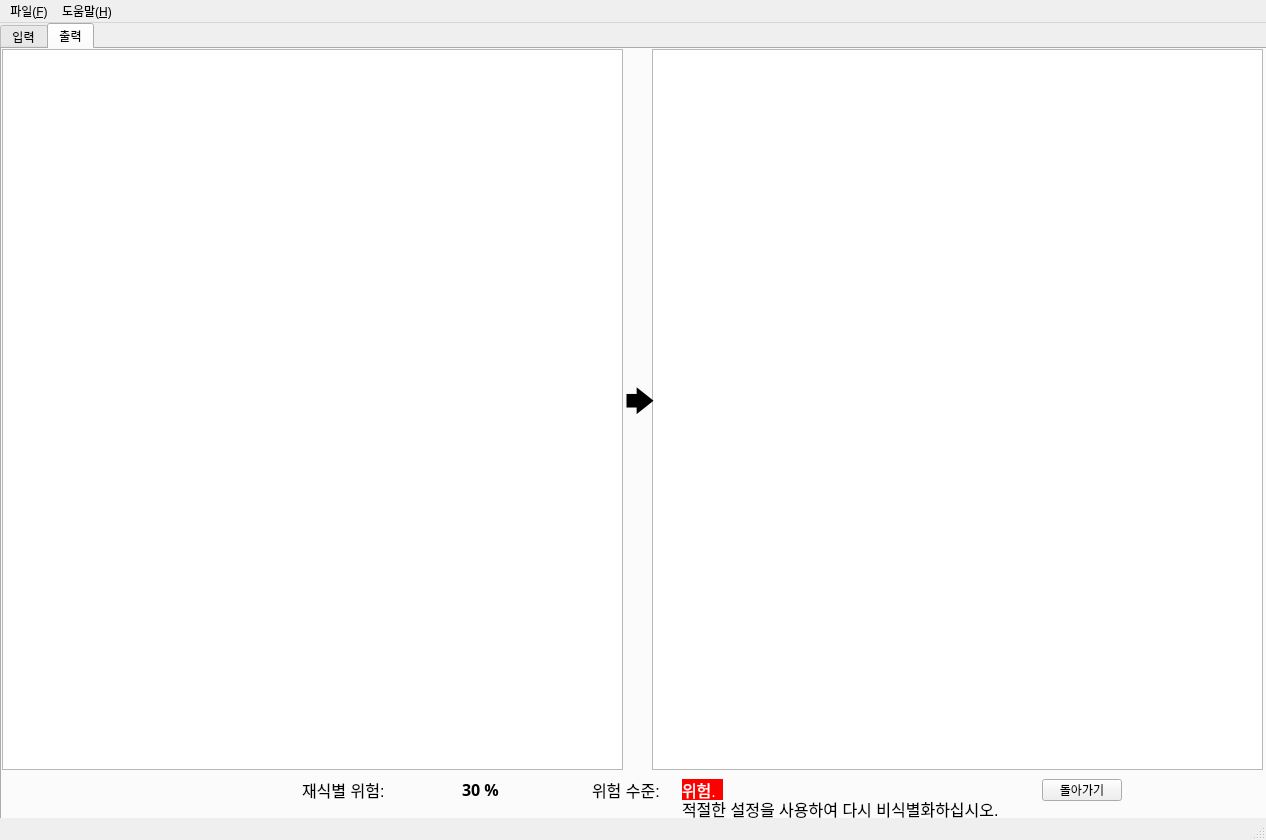
First picture: the form in ui/main.ui, repository cosine0/anonymize, before the edit.
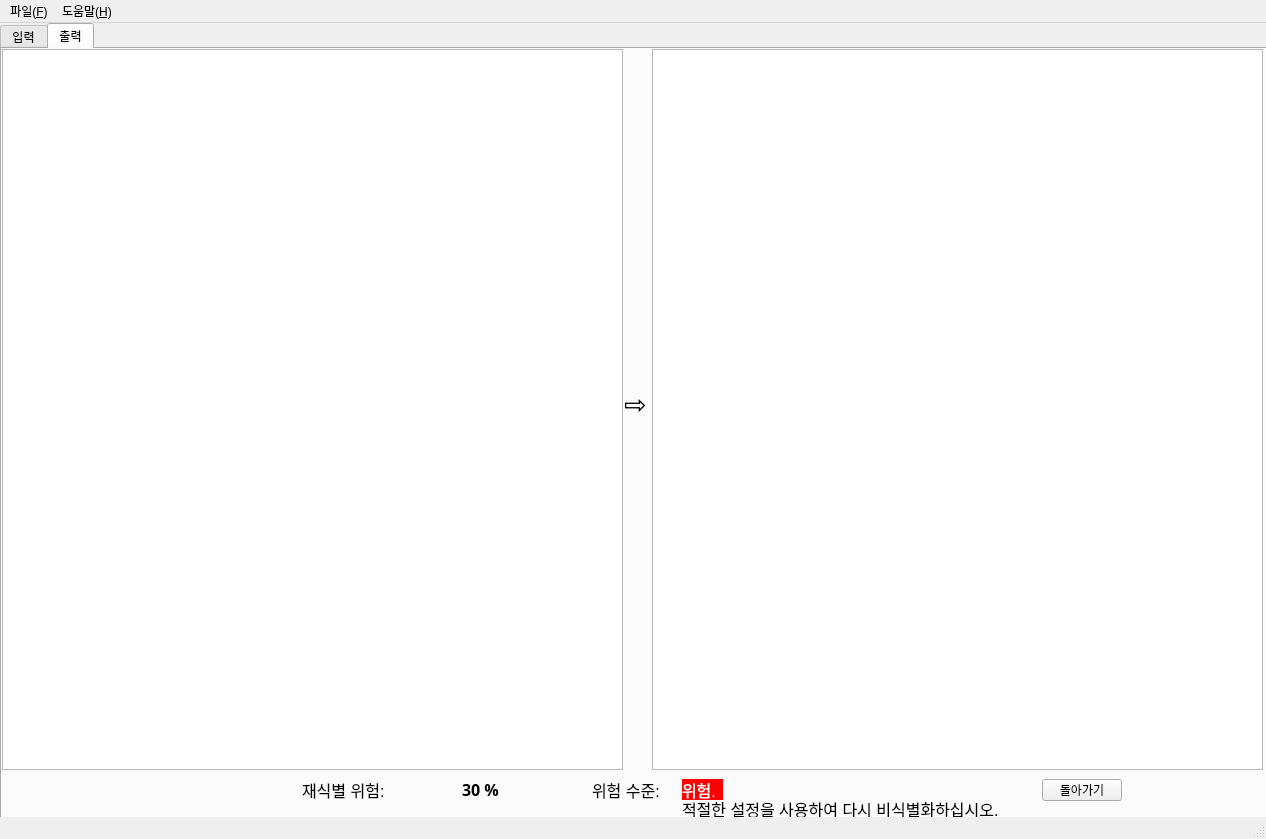
Second picture: the form after the edit. The open tabs and pages were chosen to show the change.

Commit message: 화살표 변경

What changed in the file:
```diff
--- a/ui/main.ui
+++ b/ui/main.ui
@@ -7,7 +7,7 @@
     <x>0</x>
     <y>0</y>
     <width>1266</width>
-    <height>840</height>
+    <height>839</height>
    </rect>
   </property>
   <property name="contextMenuPolicy">
@@ -638,7 +638,7 @@
      <widget class="QLabel" name="label_11">
       <property name="geometry">
        <rect>
-        <x>623</x>
+        <x>622</x>
         <y>330</y>
         <width>31</width>
         <height>51</height>
@@ -646,11 +646,11 @@
       </property>
       <property name="font">
        <font>
-        <pointsize>22</pointsize>
+        <pointsize>20</pointsize>
        </font>
       </property>
       <property name="text">
-       <string>🡆</string>
+       <string>⇨</string>
       </property>
      </widget>
     </widget>
```
Left out of the diff: 6 changed lines with no effect on the pictures.
